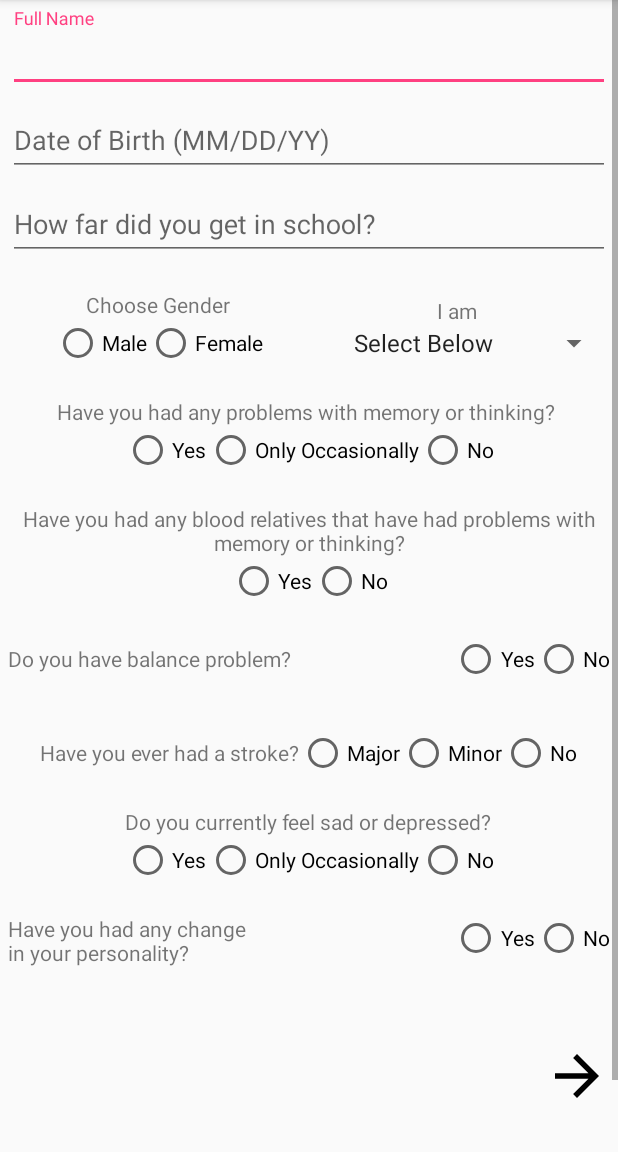
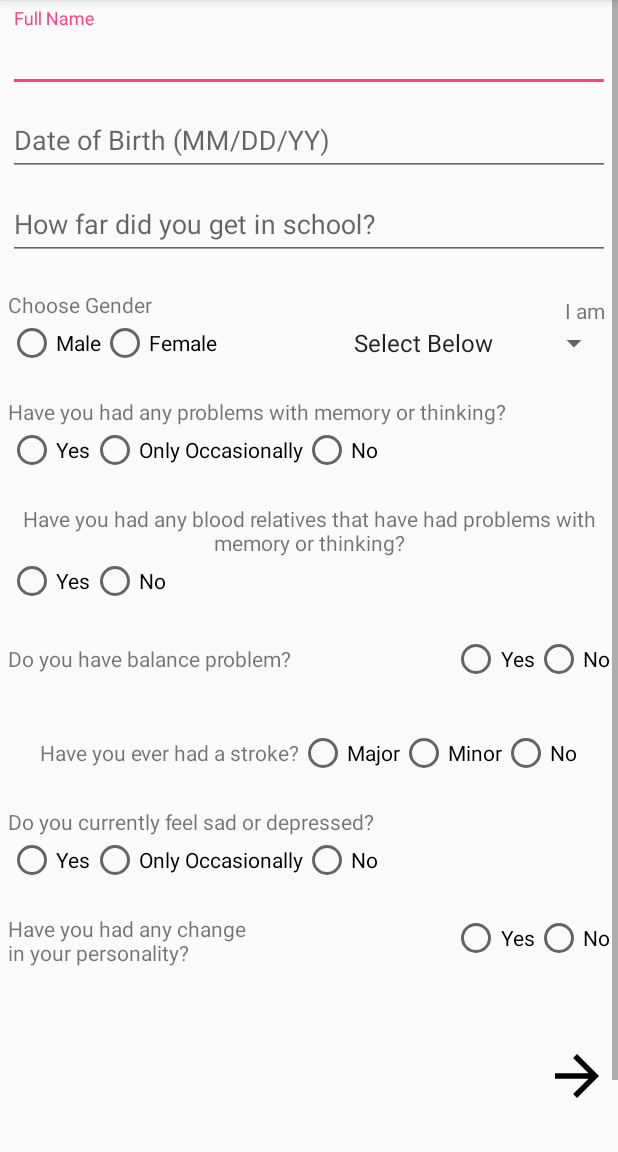
Before and after one commit to atiartalukdar/Questionnaire, an Android app: the MainActivity screen opened directly, with no data from a screen before it, on a phone screen of 412 x 824 dp, the part 84-1236 px from its top. Run offline under Robolectric (Android 15) with nearby library versions, the phone set to English and light mode, and no system bars; our stand-ins replace ButterKnife; libraries missing offline, so code that uses them is left out: com.crashlytics.android, io.fabric.sdk; 1 statement that could not run was skipped.

Commit message:
Left Alignment added in the MainActivity

```diff
--- a/app/src/main/res/layout/activity_main.xml
+++ b/app/src/main/res/layout/activity_main.xml
@@ -68,7 +68,7 @@
                 android:layout_width="0dp"
                 android:layout_weight="1"
                 android:layout_height="wrap_content"
-                android:gravity="center"
+                android:gravity="left"
                 android:orientation="vertical">
 
                 <TextView
@@ -106,7 +106,7 @@
                 android:layout_width="0dp"
                 android:layout_weight="1"
                 android:layout_height="wrap_content"
-                android:gravity="center"
+                android:gravity="right"
                 android:layout_gravity="center"
                 android:orientation="vertical">
 
@@ -132,7 +132,7 @@
         <LinearLayout
             android:layout_width="match_parent"
             android:layout_height="wrap_content"
-            android:gravity="center"
+            android:gravity="left"
             android:paddingTop="@dimen/betweenTwoQuestion"
             android:orientation="vertical">
 
@@ -176,7 +176,7 @@
         <LinearLayout
             android:layout_width="match_parent"
             android:layout_height="wrap_content"
-            android:gravity="center"
+            android:gravity="left"
             android:paddingTop="@dimen/betweenTwoQuestion"
             android:orientation="vertical">
 
@@ -314,7 +314,7 @@
         <LinearLayout
             android:layout_width="match_parent"
             android:layout_height="wrap_content"
-            android:gravity="center"
+            android:gravity="left"
             android:orientation="vertical"
             android:paddingTop="@dimen/betweenTwoQuestion">
 
```
